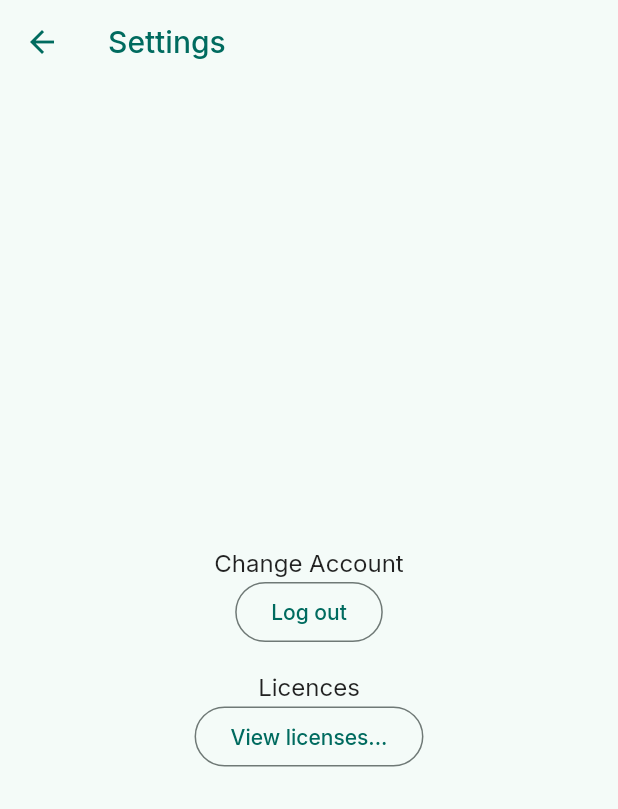
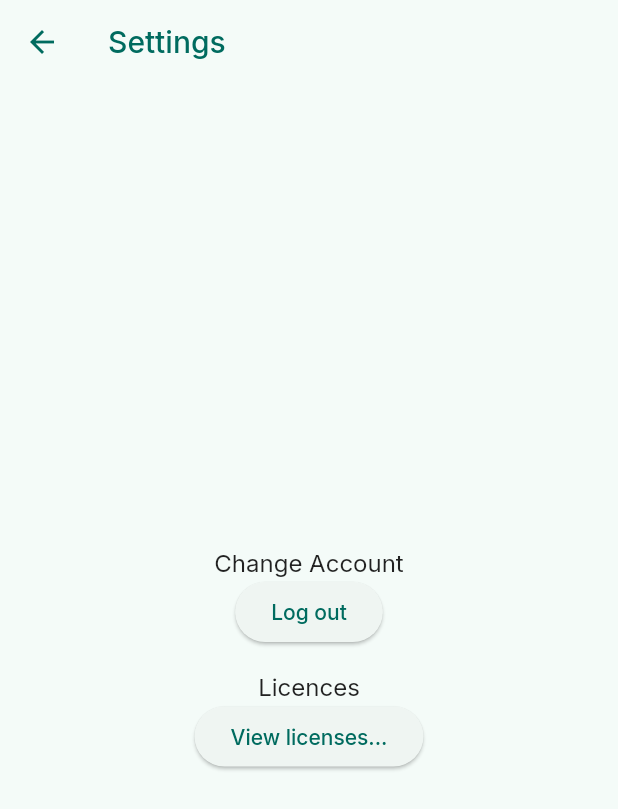
Before and after one commit to WirMarkt/wirmarkt-app, a Flutter app: the HomePage screen opened directly, after a tap on the "settings" icon, on a phone screen of 412 x 824 dp. Shown: the top 809 px of the screen. Run offline on Flutter 3.47's test engine with Material 2 defaults, Android fonts, the phone set to English and light mode, and no system bars; our stand-ins replace bloc, camera, equatable, flutter_bloc, flutter_html, flutter_secure_storage and 5 more; accounts and stored records are empty; network calls fail.

Commit message:
improve menu button UI and fix Android font rendering problems improve recipe and partner card uis

```diff
--- a/lib/l10n/intl_de.arb
+++ b/lib/l10n/intl_de.arb
@@ -84,6 +84,6 @@
   "untitled": "Unbenannt",
   "openChat": "Chat öffnen",
   "passwordAndUsernameAreSame": "Benutzername und Passwort sind dieselben wie bei dieser App.",
-  "rocketChatIntro": "Wir nutzen eine selbst betriebene, sichere und vielseitige Chat Software namens Rocket.Chat, die sehr ähnlich wie Slack oder Mattermost funktioniert. Dort kannst du dich mit anderen Mitgliedern austauschen und bleibst bei Neuigkeiten und Ankündigungen am Ball.",
+  "rocketChatIntro": "Wir nutzen die selbst betriebene, sichere und vielseitige Chat-Software Rocket.Chat, die sehr ähnlich wie Slack oder Mattermost funktioniert. Dort kannst du dich mit anderen Mitgliedern austauschen und bleibst bei Neuigkeiten und Ankündigungen am Ball.",
   "noShiftsThatRequireHelp": "Keine Schicht benötigt Hilfe"
 }
--- a/lib/l10n/intl_en.arb
+++ b/lib/l10n/intl_en.arb
@@ -84,6 +84,6 @@
   "untitled": "Untitled",
   "openChat": "Open Chat",
   "passwordAndUsernameAreSame": "Username and password are the same as for this app.",
-  "rocketChatIntro": "We use a self-powered, secure and versatile chat software called Rocket.Chat, which works very similar to Slack or Mattermost. It allows you to interact with other members and stay up to date with news and announcements.",
+  "rocketChatIntro": "We use the self-powered, secure and versatile chat software Rocket.Chat, which works very similar to Slack or Mattermost. It allows you to interact with other members and stay up to date with news and announcements.",
   "noShiftsThatRequireHelp": "No shifts that require help"
 }
--- a/lib/preferences/preferences_page.dart
+++ b/lib/preferences/preferences_page.dart
@@ -33,7 +33,7 @@ class PreferencesPageState extends State<PreferencesPage> {
                   children: [
                     Text(S.of(context).changeAccount,
                         style: textTheme.titleMedium),
-                    OutlinedButton(
+                    ElevatedButton(
                       child: Text(S.of(context).logOut),
                       onPressed: () async {
                         context
@@ -43,7 +43,7 @@ class PreferencesPageState extends State<PreferencesPage> {
                     ),
                     SizedBox(height: 16),
                     Text(S.of(context).licences, style: textTheme.titleMedium),
-                    OutlinedButton(
+                    ElevatedButton(
                       child: Text(S.of(context).viewLicenses + "..."),
                       onPressed: () async {
                         showLicensePage(
--- a/lib/widgets/menu_button.dart
+++ b/lib/widgets/menu_button.dart
@@ -19,9 +19,10 @@ class MenuButton extends StatelessWidget {
 
   @override
   Widget build(BuildContext context) {
+    var themeData = Theme.of(context);
     var cardColor = color ??
-        Theme.of(context).buttonTheme.colorScheme?.surface ??
-        Theme.of(context).cardColor;
+        themeData.buttonTheme.colorScheme?.surface ??
+        themeData.cardColor;
     var colorFilter = ColorFilter.matrix(<double>[
       cardColor.red / 255.0, 0.5, 0.5, 0, 0, //
       0.5, cardColor.green / 255.0, 0.5, 0, 0, //
@@ -70,9 +71,7 @@ class MenuButton extends StatelessWidget {
                   right: 16,
                   child: Text(
                     title,
-                    style: Theme.of(context).textTheme.bodyMedium!.copyWith(
-                          fontWeight: FontWeight.bold,
-                        ),
+                    style: themeData.textTheme.bodyMedium,
                   ),
                 ),
               ],
--- a/pubspec.yaml
+++ b/pubspec.yaml
@@ -36,7 +36,7 @@ dependencies:
   intl: ^0.17.0
   qr_flutter: ^4.0.0
   provider: ^6.0.2
-  google_fonts: ^2.3.3
+  google_fonts: ^3.0.0
   http: ^0.13.4
   flutter_secure_storage: ^5.0.2
   url_launcher: ^6.1.2
```
Also changed, not shown: lib/partner/widget/partner_card.dart (+10 -7 lines), lib/recipe/widget/recipe_card.dart (+7 -7 lines), lib/generated/intl/messages_de.dart, lib/generated/intl/messages_en.dart, lib/generated/l10n.dart.
